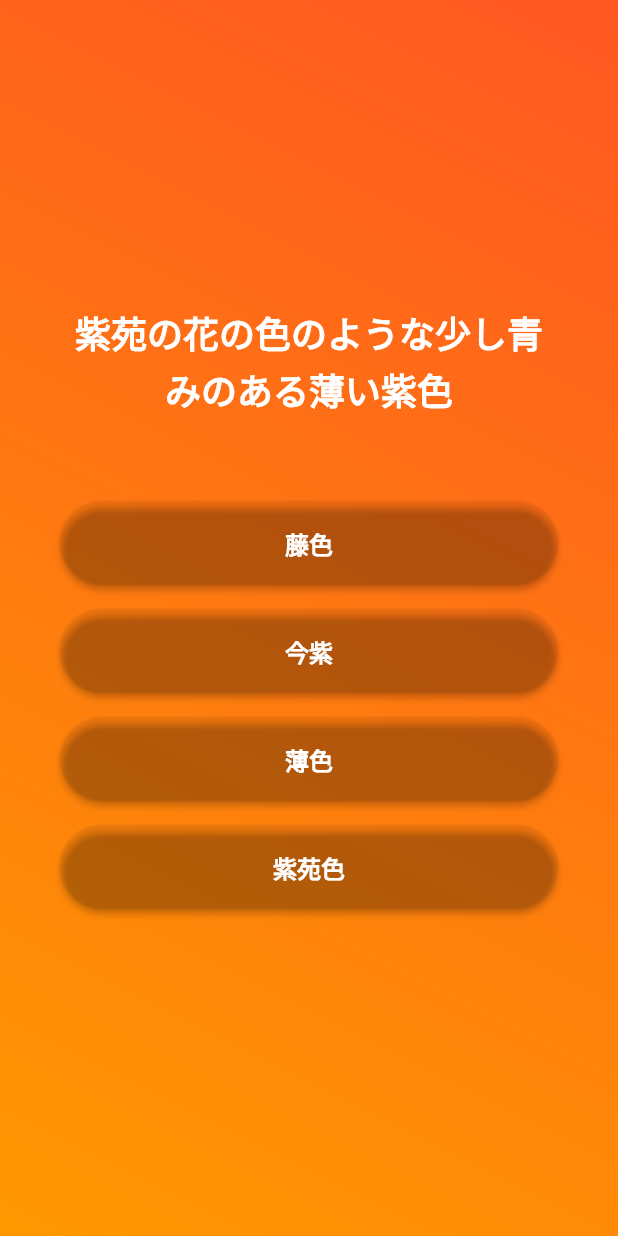
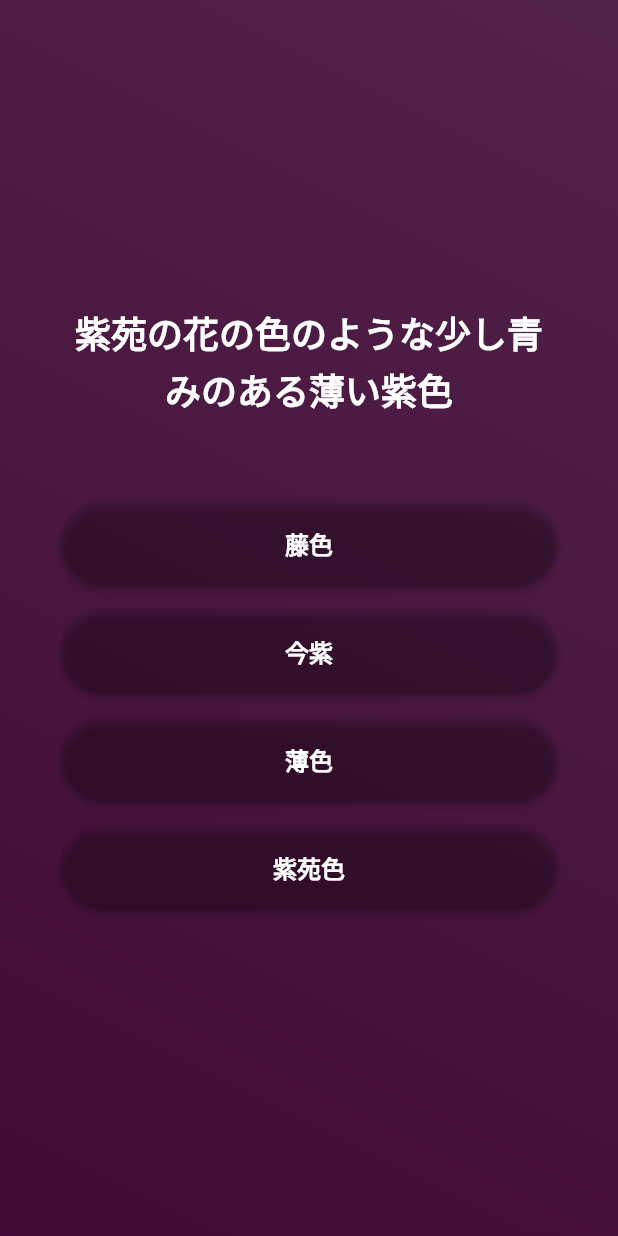
Before and after one commit to yusuke-shiya/adv_basics, a Flutter app: the screen it shows after launch, after a tap on "始める", on a phone screen of 412 x 824 dp. Run offline on Flutter 3.47's test engine with Material 2 defaults, Android fonts, the phone set to English and light mode, and no system bars.

Commit message:
feat: 背景色を問題の色にする

```diff
--- a/lib/data/question_list.dart
+++ b/lib/data/question_list.dart
@@ -1,3 +1,4 @@
+import 'package:flutter/material.dart';
 import '../models/quiz_question_list.dart';
 import '../models/quiz_question.dart';
 
@@ -5,6 +6,7 @@ QuizQuestionList questionList = QuizQuestionList(
   [
     const QuizQuestion(
       question: '紫苑の花の色のような少し青みのある薄い紫色',
+      color: Color.fromARGB(255, 64, 11, 54),
       answers: [
         '紫苑色',
         '藤色',
@@ -14,6 +16,7 @@ QuizQuestionList questionList = QuizQuestionList(
     ),
     const QuizQuestion(
       question: '古代の藍染の色名で渋い青色',
+      color: Color.fromARGB(255, 0, 141, 189),
       answers: [
         '次縹',
         '鴨頭草',
@@ -23,6 +26,7 @@ QuizQuestionList questionList = QuizQuestionList(
     ),
     const QuizQuestion(
       question: '紫みの暗い赤色で、茜と紫とで染めたもので、名称にある緋の色感はなく黒みの強い色',
+      color: Color.fromARGB(255, 173, 0, 45),
       answers: [
         '深緋',
         '浅蘇芳',
--- a/lib/models/quiz_question.dart
+++ b/lib/models/quiz_question.dart
@@ -1,12 +1,16 @@
+import 'package:flutter/material.dart';
+
 class QuizQuestion {
   const QuizQuestion({
     required this.question,
     required this.answers,
+    required this.color,
     this.correctAnswerIndex = 0,
   });
 
   final String question;
   final List<String> answers;
+  final Color color;
   final int correctAnswerIndex;
 
   List<String> get shuffledAnswers {
--- a/lib/questions_screen.dart
+++ b/lib/questions_screen.dart
@@ -26,7 +26,9 @@ class _QuestionsScreenState extends State<QuestionsScreen> {
   @override
   Widget build(context) {
     final question = questionList.questions[questionIndex];
-    return GradientContainer.orange(
+    return GradientContainer(
+      begin: question.color.withOpacity(0.9),
+      end: question.color.withOpacity(1),
       child: Container(
         margin: const EdgeInsets.all(40),
         child: SizedBox(
```
